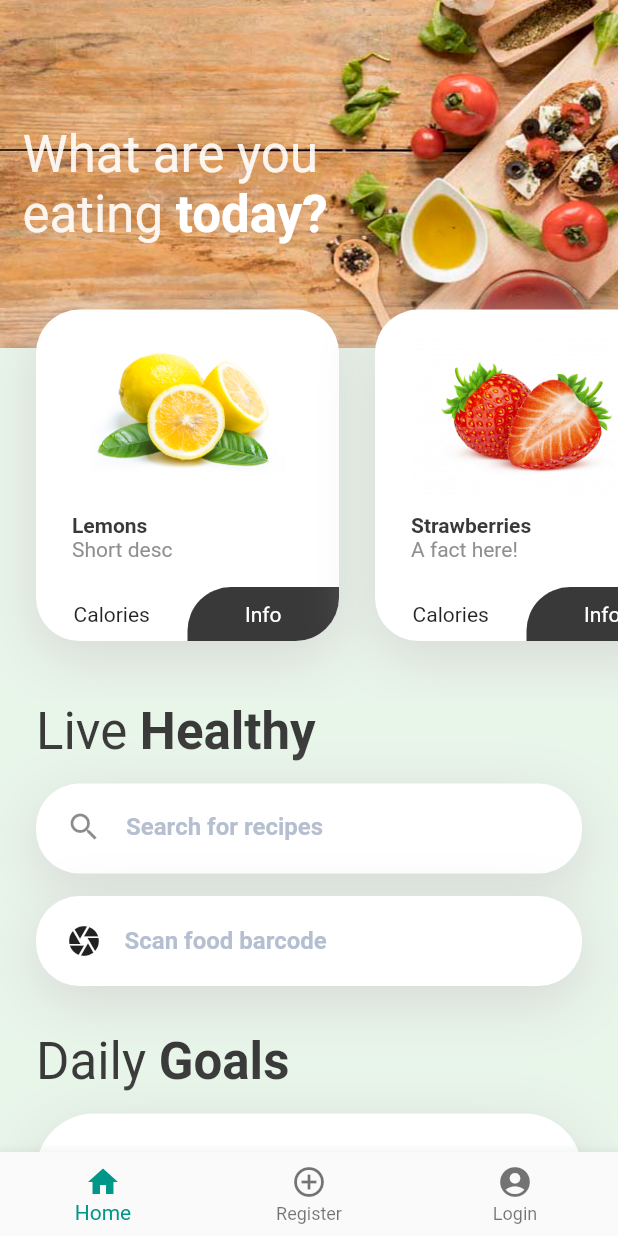
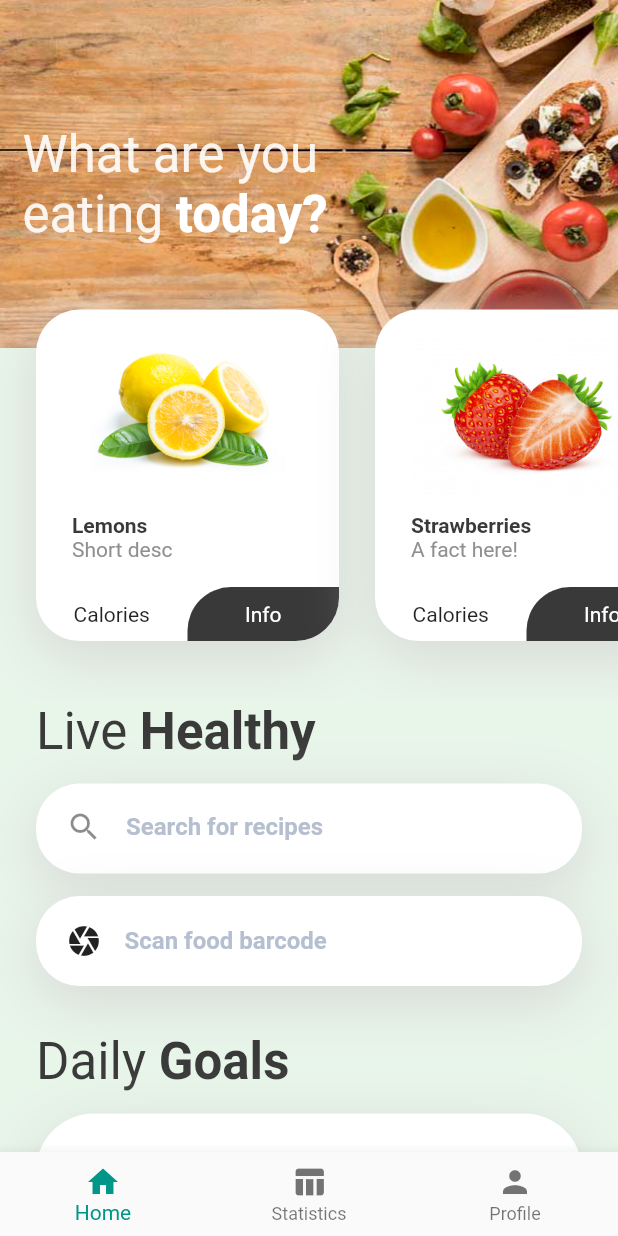
Before and after one commit to haoteng10/HealthyPlate, a Flutter app: the screen it shows after launch, after a tap on "Start tracking", on a phone screen of 412 x 824 dp. Run offline on Flutter 3.47's test engine with Material 2 defaults, Android fonts, the phone set to English and light mode, and no system bars; our stand-ins replace cloud_firestore, firebase_auth, flutter_spinkit; missing offline and left inert: flutter_barcode_scanner; accounts and stored records are empty.

Commit message:
Bottom Navigation Bar Updated & Fixed with Login/Logout Status

```diff
--- a/lib/screens/navigation_screen.dart
+++ b/lib/screens/navigation_screen.dart
@@ -1,6 +1,8 @@
 import "package:flutter/material.dart";
 import "package:nutrition/screens/login_screen.dart";
-import 'package:nutrition/screens/register_screen.dart';
+import "package:nutrition/screens/register_screen.dart";
+import "package:nutrition/screens/statistics_screen.dart";
+import "package:nutrition/screens/user_profile_screen.dart";
 import "package:provider/provider.dart";
 import "package:nutrition/models/user.dart";
 
@@ -13,7 +15,7 @@ class NavigationScreen extends StatefulWidget {
 
 class _NavigationScreenState extends State<NavigationScreen> {
   // Add global state to determine if the login button should change to account
-  bool _isLoggedIn;
+  bool _isLoggedIn = false;
 
   int _currentIndex = 0;
   @override
@@ -23,14 +25,19 @@ class _NavigationScreenState extends State<NavigationScreen> {
       //Got updated user data & user in not logged in view --> Change isLoggedIn to true
       setState(() {
         _isLoggedIn = true;
+        // After the user logged in, the user should be moved to the home screen
+        _currentIndex = 0;
       });
     } else if (user == null && _isLoggedIn == true) {
       //Got updated user data that is null & user has a logged in view --> Change to not logged in view
       setState(() {
         _isLoggedIn = false;
+        // After the user logged out, the user should be moved to the home screen
+        _currentIndex = 0;
       });
     }
 
+    if (!_isLoggedIn) {
       return Scaffold(
         bottomNavigationBar: BottomNavigationBar(
           type: BottomNavigationBarType.fixed,
@@ -61,5 +68,37 @@ class _NavigationScreenState extends State<NavigationScreen> {
           children: [HomeScreen(), RegisterScreen(), LoginScreen()],
         ),
       );
+    } else {
+      return Scaffold(
+        bottomNavigationBar: BottomNavigationBar(
+          type: BottomNavigationBarType.fixed,
+          items: <BottomNavigationBarItem>[
+            BottomNavigationBarItem(
+              icon: Icon(Icons.home),
+              title: Text("Home"),
+            ),
+            BottomNavigationBarItem(
+              icon: Icon(Icons.table_chart),
+              title: Text("Statistics"),
+            ),
+            BottomNavigationBarItem(
+              icon: Icon(Icons.person),
+              title: Text("Profile"),
+            ),
+          ],
+          currentIndex: _currentIndex,
+          selectedItemColor: Colors.teal,
+          onTap: (int index) {
+            setState(() {
+              _currentIndex = index;
+            });
+          },
+        ),
+        body: IndexedStack(
+          index: _currentIndex,
+          children: [HomeScreen(), StatisticsScreen(), UserProfileScreen()],
+        ),
+      );
     }
   }
+}
--- /dev/null
+++ b/lib/screens/statistics_screen.dart
@@ -0,0 +1,13 @@
+import "package:flutter/material.dart";
+
+class StatisticsScreen extends StatefulWidget {
+  @override
+  _StatisticsScreenState createState() => _StatisticsScreenState();
+}
+
+class _StatisticsScreenState extends State<StatisticsScreen> {
+  @override
+  Widget build(BuildContext context) {
+    return SafeArea(child: Text("Graphs & Charts should be here!"));
+  }
+}
--- /dev/null
+++ b/lib/screens/user_profile_screen.dart
@@ -0,0 +1,13 @@
+import "package:flutter/material.dart";
+
+class UserProfileScreen extends StatefulWidget {
+  @override
+  _UserProfileScreenState createState() => _UserProfileScreenState();
+}
+
+class _UserProfileScreenState extends State<UserProfileScreen> {
+  @override
+  Widget build(BuildContext context) {
+    return SafeArea(child: Text("Change account settings"));
+  }
+}
```
Lines whose indentation alone changed are shown as unchanged.
